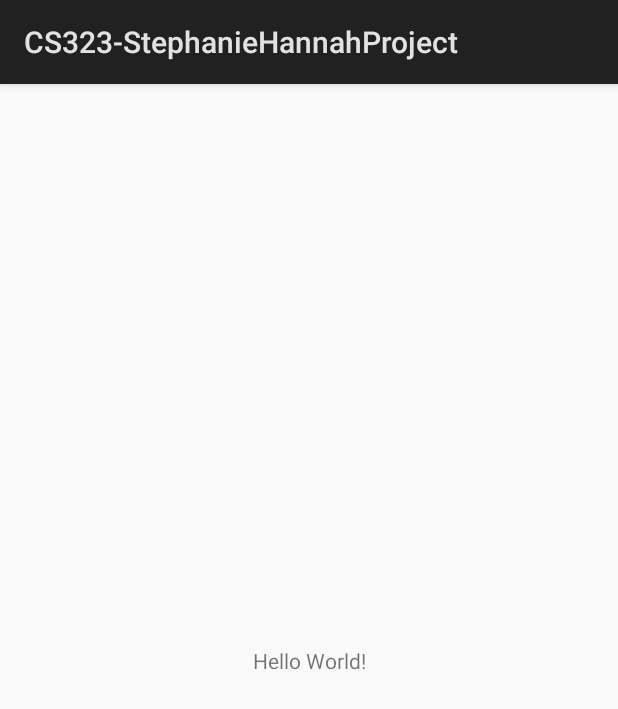
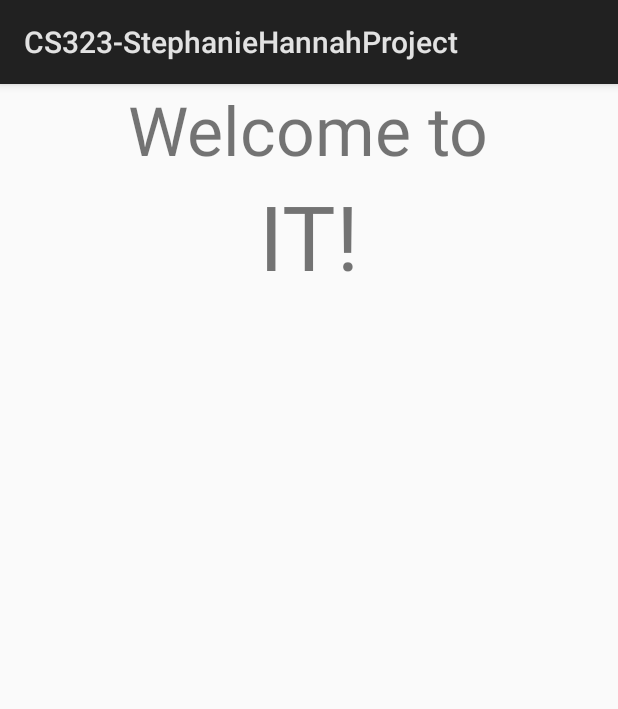
Before and after one commit to twilson-hanover/CS323-StephanieHannahProject, an Android app: the screen it shows after launch (MainActivity), on a phone screen of 412 x 824 dp. Shown: the top 709 px of the screen. Run offline under Robolectric (Android 15) with nearby library versions, the phone set to English and light mode, and no system bars.

Commit message:
added title to welcome_activity

```diff
--- a/app/src/main/res/layout/activity_main.xml
+++ b/app/src/main/res/layout/activity_main.xml
@@ -1,18 +1,32 @@
 <?xml version="1.0" encoding="utf-8"?>
-<android.support.constraint.ConstraintLayout xmlns:android="http://schemas.android.com/apk/res/android"
+<LinearLayout xmlns:android="http://schemas.android.com/apk/res/android"
     xmlns:app="http://schemas.android.com/apk/res-auto"
     xmlns:tools="http://schemas.android.com/tools"
     android:layout_width="match_parent"
     android:layout_height="match_parent"
-    tools:context=".MainActivity">
+    tools:context=".MainActivity"
+    android:orientation="vertical"
+    android:gravity="center_horizontal">
 
     <TextView
         android:layout_width="wrap_content"
         android:layout_height="wrap_content"
-        android:text="Hello World!"
+        android:text="Welcome to"
+        android:textSize="45sp"
         app:layout_constraintBottom_toBottomOf="parent"
         app:layout_constraintLeft_toLeftOf="parent"
         app:layout_constraintRight_toRightOf="parent"
-        app:layout_constraintTop_toTopOf="parent" />
+        app:layout_constraintTop_toTopOf="parent"
+        app:layout_constraintVertical_bias="0.171" />
+    <TextView
+        android:layout_width="wrap_content"
+        android:layout_height="wrap_content"
+        android:text="IT!"
+        android:textSize="60sp"
+        app:layout_constraintBottom_toBottomOf="parent"
+        app:layout_constraintLeft_toLeftOf="parent"
+        app:layout_constraintRight_toRightOf="parent"
+        app:layout_constraintTop_toTopOf="parent"
+        app:layout_constraintVertical_bias="0.171" />
 
-</android.support.constraint.ConstraintLayout>
+</LinearLayout>
```
